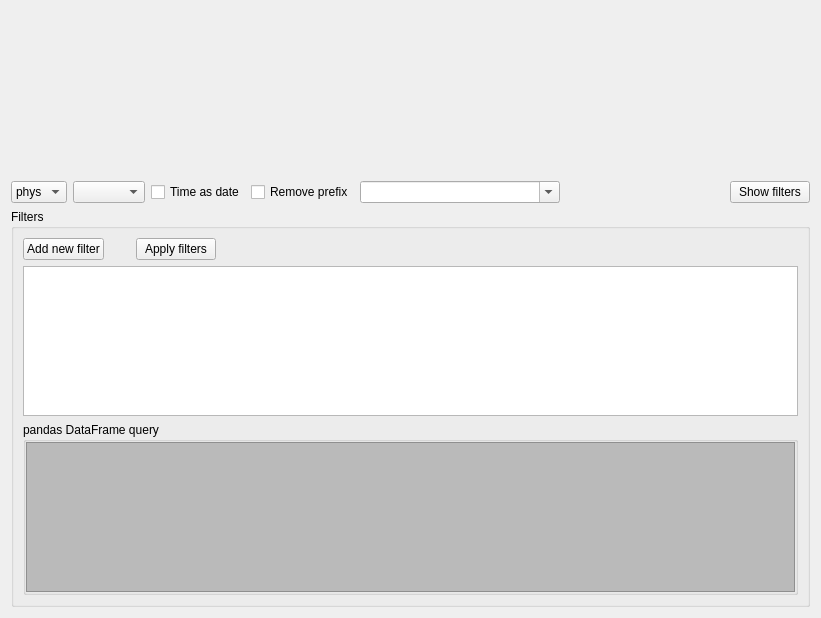
Before: the Qt Designer form src/asammdf/gui/ui/tabular.ui in danielhrisca/asammdf, drawn with Qt 5.
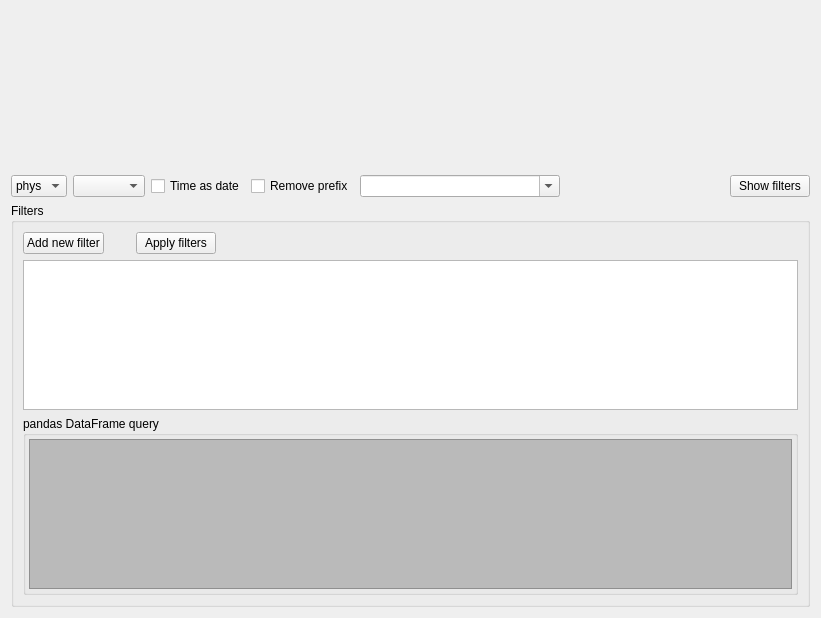
After: the same form once the commit is applied. Icons and pictures are not drawn. Custom widgets are drawn as their Qt base class.

The edit to the form file:
```diff
--- a/src/asammdf/gui/ui/tabular.ui
+++ b/src/asammdf/gui/ui/tabular.ui
@@ -17,7 +17,7 @@
    <item>
     <layout class="QHBoxLayout" name="horizontalLayout">
      <property name="spacing">
-      <number>0</number>
+  <number>3</number>
      </property>
     </layout>
    </item>
@@ -181,19 +181,19 @@
         </property>
         <layout class="QGridLayout" name="gridLayout">
          <property name="leftMargin">
-          <number>0</number>
+  <number>3</number>
          </property>
          <property name="topMargin">
-          <number>0</number>
+  <number>3</number>
          </property>
          <property name="rightMargin">
-          <number>0</number>
+  <number>3</number>
          </property>
          <property name="bottomMargin">
-          <number>0</number>
+  <number>3</number>
          </property>
          <property name="spacing">
-          <number>0</number>
+  <number>3</number>
          </property>
          <item row="0" column="0">
           <widget class="QTextEdit" name="query">
```
Lines whose indentation alone changed are shown as unchanged.
